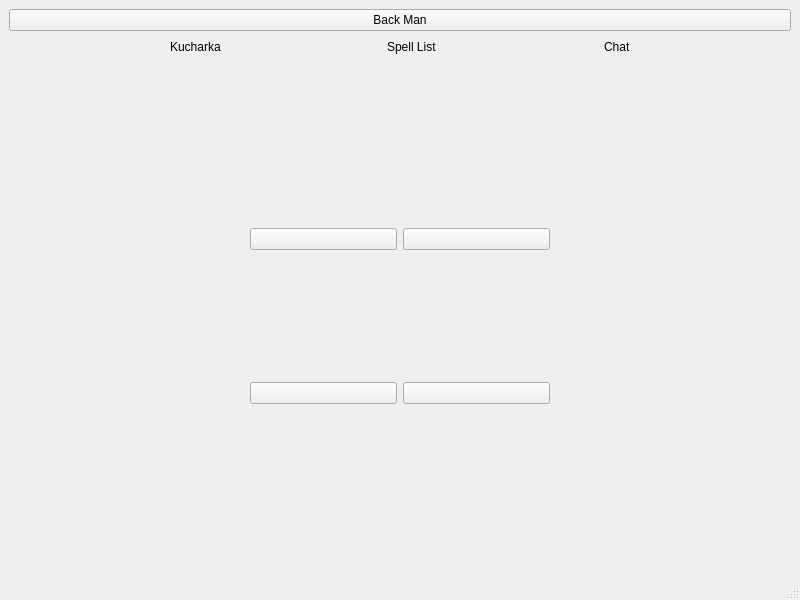
Old version of the form PernikovaChaloupka/jezibaba.ui in the repository pkubatrh/maraton0.
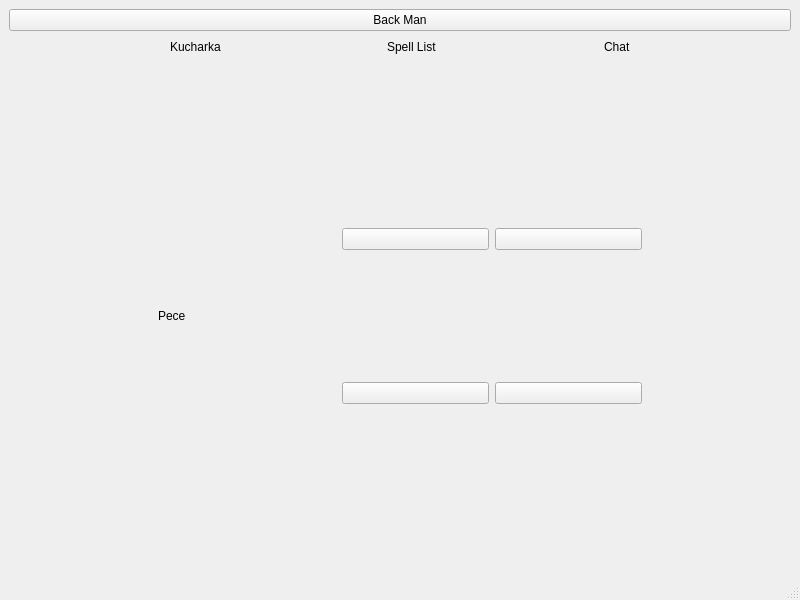
New version of the form. Custom widgets are drawn as their Qt base class.

What changed in the file:
```diff
--- a/PernikovaChaloupka/jezibaba.ui
+++ b/PernikovaChaloupka/jezibaba.ui
@@ -17,6 +17,26 @@
    <layout class="QGridLayout" name="gridLayout">
     <item row="5" column="0">
      <layout class="QHBoxLayout" name="horizontalLayout">
+      <item>
+       <spacer name="horizontalSpacer_7">
+        <property name="orientation">
+         <enum>Qt::Horizontal</enum>
+        </property>
+        <property name="sizeHint" stdset="0">
+         <size>
+          <width>40</width>
+          <height>20</height>
+         </size>
+        </property>
+       </spacer>
+      </item>
+      <item>
+       <widget class="ClickableLabel" name="label_4">
+        <property name="text">
+         <string>Pece</string>
+        </property>
+       </widget>
+      </item>
       <item>
        <spacer name="horizontalSpacer_2">
         <property name="orientation">
```
